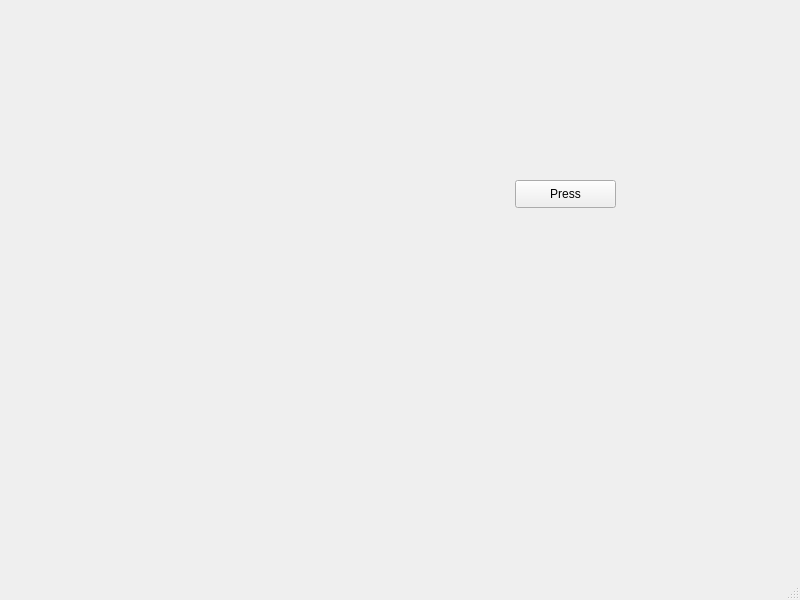
First picture: the form in Week-1/mainwindow.ui, repository HHS-Assignments/Advanced-Embedded-programming, before the edit.
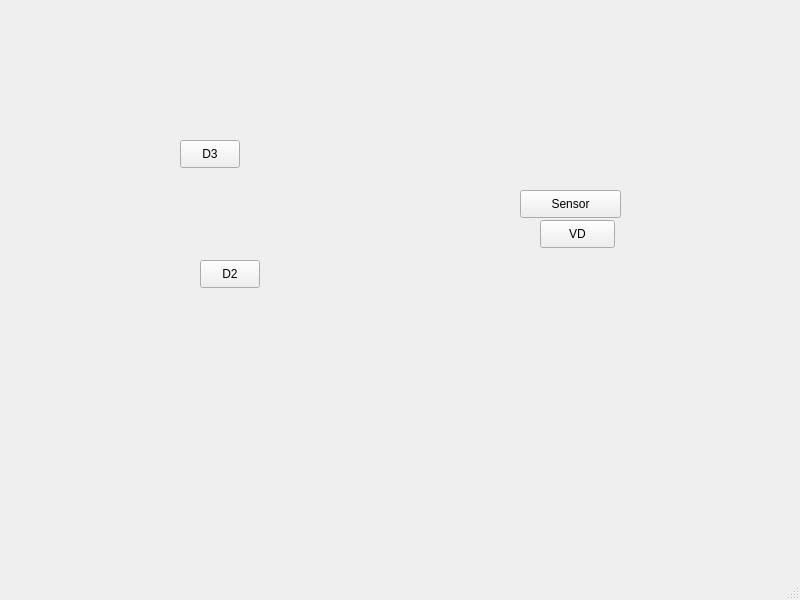
Second picture: the form after the edit.

Patch:
```diff
--- a/Week-1/mainwindow.ui
+++ b/Week-1/mainwindow.ui
@@ -14,17 +14,56 @@
    <string>MainWindow</string>
   </property>
   <widget class="QWidget" name="centralwidget">
+   <widget class="QPushButton" name="schuifdeurKnop">
+    <property name="geometry">
+     <rect>
+      <x>540</x>
+      <y>220</y>
+      <width>75</width>
+      <height>28</height>
+     </rect>
+    </property>
+    <property name="text">
+     <string>VD</string>
+    </property>
+   </widget>
    <widget class="QPushButton" name="schuifdeurSensorKnop">
     <property name="geometry">
      <rect>
-      <x>515</x>
-      <y>180</y>
+      <x>520</x>
+      <y>190</y>
       <width>101</width>
       <height>28</height>
      </rect>
     </property>
     <property name="text">
-     <string>Press</string>
+     <string>Sensor</string>
+    </property>
+   </widget>
+   <widget class="QPushButton" name="draaideur1Knop">
+    <property name="geometry">
+     <rect>
+      <x>200</x>
+      <y>260</y>
+      <width>60</width>
+      <height>28</height>
+     </rect>
+    </property>
+    <property name="text">
+     <string>D2</string>
+    </property>
+   </widget>
+   <widget class="QPushButton" name="draaideur2Knop">
+    <property name="geometry">
+     <rect>
+      <x>180</x>
+      <y>140</y>
+      <width>60</width>
+      <height>28</height>
+     </rect>
+    </property>
+    <property name="text">
+     <string>D3</string>
     </property>
    </widget>
   </widget>
```
Left out of the diff: 2 changed lines with no effect on the pictures.
